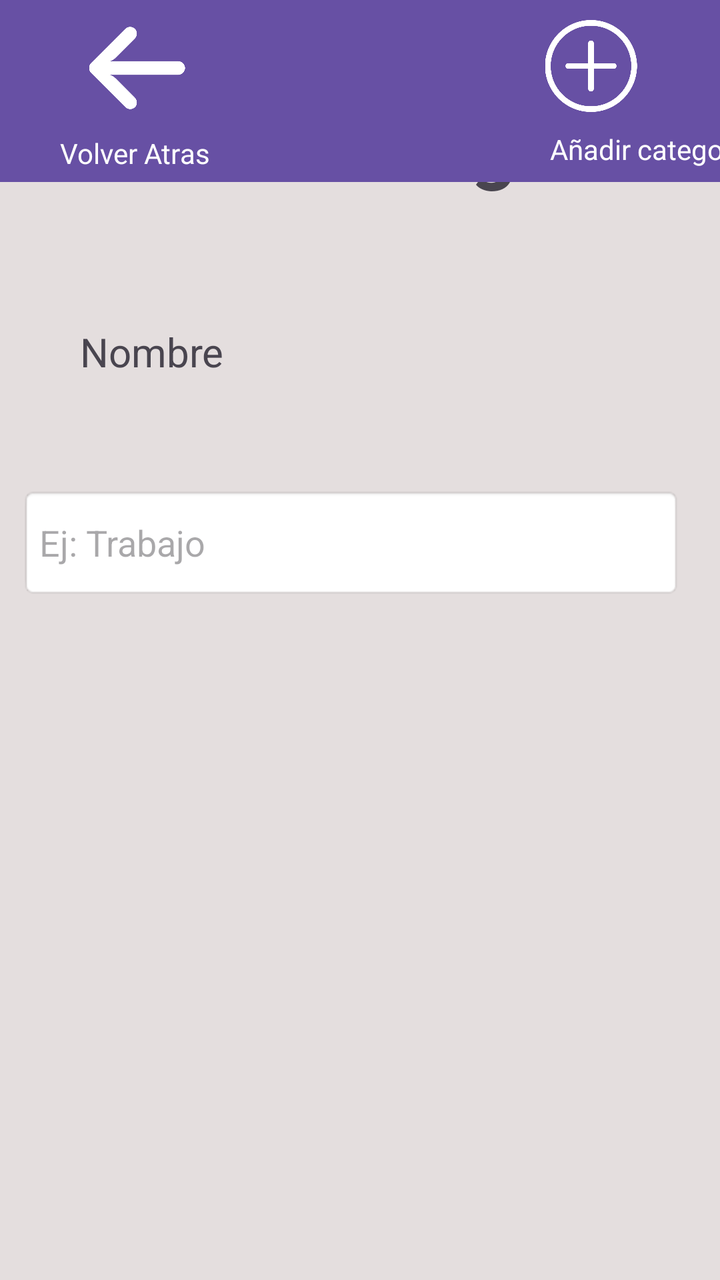
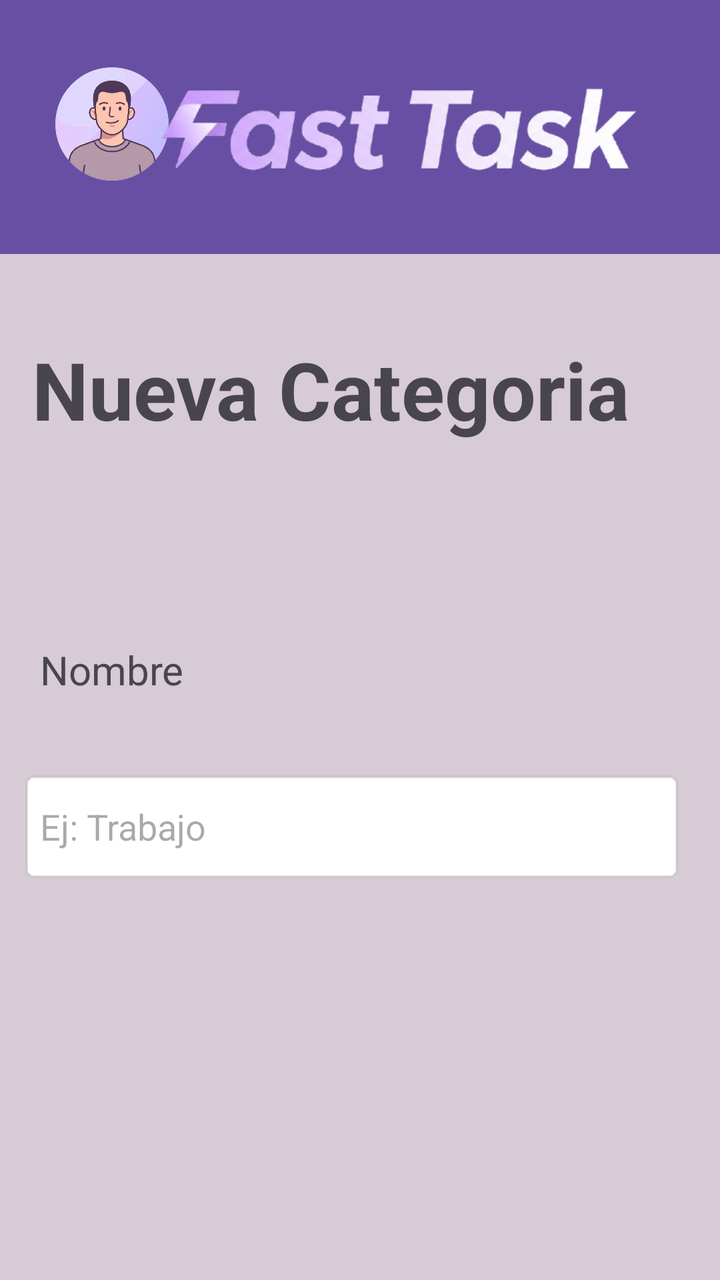

An Android layout rendered at two revisions. The XML below is the earlier revision; the diff shows what the commit changed to produce the second picture.
<!-- AndroidManifest.xml: application theme Theme.Ejercicio_Base_de_datos -->
<!-- res/layout/activity_nueva_categoria.xml -->
<?xml version="1.0" encoding="utf-8"?>
<androidx.constraintlayout.widget.ConstraintLayout xmlns:android="http://schemas.android.com/apk/res/android"
    xmlns:app="http://schemas.android.com/apk/res-auto"
    xmlns:tools="http://schemas.android.com/tools"
    android:id="@+id/main"
    android:layout_width="match_parent"
    android:layout_height="match_parent"
    android:background="#E4DEDE"
    tools:context=".Nueva_categoria">

    <TextView
        android:id="@+id/textView20"
        android:layout_width="wrap_content"
        android:layout_height="wrap_content"
        android:layout_marginStart="29dp"
        android:layout_marginTop="45dp"
        android:text="Nueva Categoria"
        android:textIsSelectable="false"
        android:textSize="40sp"
        android:textStyle="bold"
        app:layout_constraintStart_toStartOf="parent"
        app:layout_constraintTop_toTopOf="parent" />

    <TextView
        android:id="@+id/textView21"
        android:layout_width="163dp"
        android:layout_height="49dp"
        android:layout_marginStart="40dp"
        android:layout_marginTop="64dp"
        android:text="Nombre"
        android:textSize="20sp"
        app:layout_constraintStart_toStartOf="parent"
        app:layout_constraintTop_toBottomOf="@+id/textView20" />

    <EditText
        android:id="@+id/Et_Nombre_Categoria"
        android:layout_width="331dp"
        android:layout_height="56dp"
        android:layout_marginTop="32dp"
        android:background="@android:drawable/editbox_background_normal"
        android:ems="10"
        android:hint="Ej: Trabajo"
        android:inputType="text"
        app:layout_constraintEnd_toEndOf="parent"
        app:layout_constraintHorizontal_bias="0.35"
        app:layout_constraintStart_toStartOf="parent"
        app:layout_constraintTop_toBottomOf="@+id/textView21" />

    <TextView
        android:id="@+id/textView14"
        android:layout_width="398dp"
        android:layout_height="91dp"
        android:background="#6750A4"
        tools:layout_editor_absoluteX="-2dp"
        tools:layout_editor_absoluteY="739dp" />

    <ImageView
        android:id="@+id/imageView5"
        android:layout_width="57dp"
        android:layout_height="48dp"
        android:layout_marginStart="40dp"
        android:layout_marginTop="10dp"
        android:onClick="volver_atras"
        app:layout_constraintStart_toStartOf="parent"
        app:layout_constraintTop_toTopOf="@+id/textView14"
        app:srcCompat="@drawable/image__1_" />

    <ImageView
        android:id="@+id/imageView9"
        android:layout_width="49dp"
        android:layout_height="46dp"
        android:layout_marginTop="10dp"
        android:layout_marginEnd="40dp"
        android:onClick="crearcat"
        app:layout_constraintEnd_toEndOf="parent"
        app:layout_constraintTop_toTopOf="@+id/textView14"
        app:srcCompat="@drawable/image" />

    <TextView
        android:id="@+id/textView25"
        android:layout_width="wrap_content"
        android:layout_height="wrap_content"
        android:layout_marginStart="30dp"
        android:layout_marginTop="57dp"
        android:text="Volver Atras"
        android:textColor="@color/white"
        app:layout_constraintStart_toStartOf="parent"
        app:layout_constraintTop_toTopOf="@+id/imageView5" />

    <TextView
        android:id="@+id/textView29"
        android:layout_width="wrap_content"
        android:layout_height="wrap_content"
        android:layout_marginStart="170dp"
        android:layout_marginTop="65dp"
        android:text="Añadir categoria"
        android:textColor="@color/white"
        app:layout_constraintStart_toEndOf="@+id/textView25"
        app:layout_constraintTop_toTopOf="@+id/textView14" />
</androidx.constraintlayout.widget.ConstraintLayout>
<!-- resources referenced by this layout -->
<resources>
  <color name="white">#FFFFFFFF</color>
  <!-- drawable image: png bitmap (drawable, 30392 bytes) -->
  <!-- drawable image__1_: png bitmap (drawable, 16957 bytes) -->
  <style name="Theme.Ejercicio_Base_de_datos" parent="Base.Theme.Ejercicio_Base_de_datos" />
  <style name="Base.Theme.Ejercicio_Base_de_datos" parent="Theme.Material3.DayNight.NoActionBar">
          
          
      </style>
</resources>

<!-- the commit's change to res/layout/activity_nueva_categoria.xml (unified diff, before → after) -->
@@ -5,15 +5,15 @@
     android:id="@+id/main"
     android:layout_width="match_parent"
     android:layout_height="match_parent"
-    android:background="#E4DEDE"
+    android:background="#D7CBD5"
     tools:context=".Nueva_categoria">
 
     <TextView
         android:id="@+id/textView20"
         android:layout_width="wrap_content"
         android:layout_height="wrap_content"
-        android:layout_marginStart="29dp"
-        android:layout_marginTop="45dp"
+        android:layout_marginStart="16dp"
+        android:layout_marginTop="168dp"
         android:text="Nueva Categoria"
         android:textIsSelectable="false"
         android:textSize="40sp"
@@ -25,8 +25,8 @@
         android:id="@+id/textView21"
         android:layout_width="163dp"
         android:layout_height="49dp"
-        android:layout_marginStart="40dp"
-        android:layout_marginTop="64dp"
+        android:layout_marginStart="20dp"
+        android:layout_marginTop="100dp"
         android:text="Nombre"
         android:textSize="20sp"
         app:layout_constraintStart_toStartOf="parent"
@@ -36,13 +36,13 @@
         android:id="@+id/Et_Nombre_Categoria"
         android:layout_width="331dp"
         android:layout_height="56dp"
-        android:layout_marginTop="32dp"
+        android:layout_marginTop="15dp"
         android:background="@android:drawable/editbox_background_normal"
         android:ems="10"
         android:hint="Ej: Trabajo"
         android:inputType="text"
         app:layout_constraintEnd_toEndOf="parent"
-        app:layout_constraintHorizontal_bias="0.35"
+        app:layout_constraintHorizontal_bias="0.354"
         app:layout_constraintStart_toStartOf="parent"
         app:layout_constraintTop_toBottomOf="@+id/textView21" />
 
@@ -50,9 +50,10 @@
         android:id="@+id/textView14"
         android:layout_width="398dp"
         android:layout_height="91dp"
+        android:layout_marginTop="305dp"
         android:background="#6750A4"
-        tools:layout_editor_absoluteX="-2dp"
-        tools:layout_editor_absoluteY="739dp" />
+        app:layout_constraintStart_toStartOf="parent"
+        app:layout_constraintTop_toTopOf="@+id/Et_Nombre_Categoria" />
 
     <ImageView
         android:id="@+id/imageView5"
@@ -97,4 +98,34 @@
         android:textColor="@color/white"
         app:layout_constraintStart_toEndOf="@+id/textView25"
         app:layout_constraintTop_toTopOf="@+id/textView14" />
+
+    <TextView
+        android:id="@+id/textView31"
+        android:layout_width="410dp"
+        android:layout_height="127dp"
+        android:background="#6750A4"
+        app:layout_constraintEnd_toEndOf="parent"
+        app:layout_constraintStart_toStartOf="parent"
+        app:layout_constraintTop_toTopOf="parent" />
+
+    <ImageView
+        android:id="@+id/imageView10"
+        android:layout_width="72dp"
+        android:layout_height="68dp"
+        android:layout_marginStart="20dp"
+        android:layout_marginTop="28dp"
+        app:layout_constraintStart_toStartOf="parent"
+        app:layout_constraintTop_toTopOf="parent"
+        app:srcCompat="@drawable/gemini_generated_image_rqxcbxrqxcbxrqxc_removebg_preview" />
+
+    <ImageView
+        android:id="@+id/imageView14"
+        android:layout_width="380dp"
+        android:layout_height="164dp"
+        android:layout_marginTop="-18dp"
+        android:layout_marginEnd="-30dp"
+        app:layout_constraintEnd_toEndOf="parent"
+        app:layout_constraintTop_toTopOf="parent"
+        app:srcCompat="@drawable/image_removebg_preview__1_" />
+
 </androidx.constraintlayout.widget.ConstraintLayout>
<!-- resource entries referenced after the edit -->
@@ -1,8 +1,10 @@
 <!-- resources referenced by this layout -->
 <resources>
   <color name="white">#FFFFFFFF</color>
+  <!-- drawable gemini_generated_image_rqxcbxrqxcbxrqxc_removebg_preview: png bitmap (drawable, 143278 bytes) -->
   <!-- drawable image: png bitmap (drawable, 30392 bytes) -->
   <!-- drawable image__1_: png bitmap (drawable, 16957 bytes) -->
+  <!-- drawable image_removebg_preview__1_: png bitmap (drawable, 74177 bytes) -->
   <style name="Theme.Ejercicio_Base_de_datos" parent="Base.Theme.Ejercicio_Base_de_datos" />
   <style name="Base.Theme.Ejercicio_Base_de_datos" parent="Theme.Material3.DayNight.NoActionBar">
           
